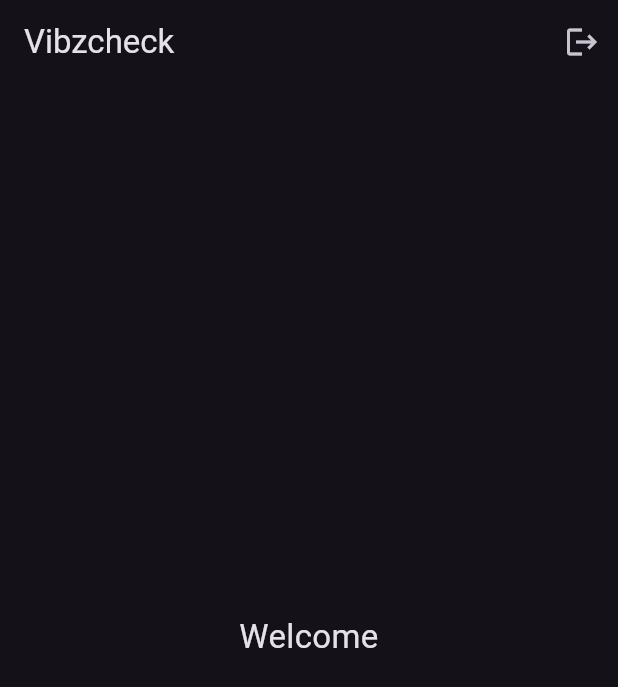
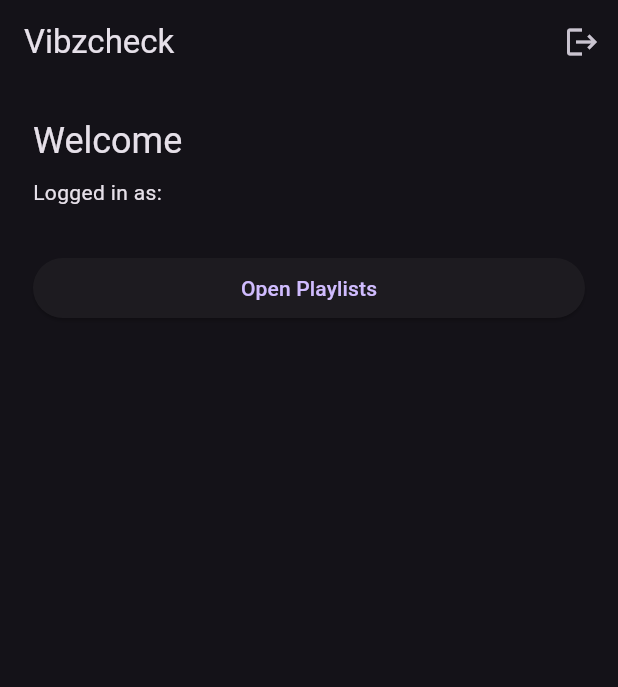
Before and after one commit to jeylingo/vibzcheck, a Flutter app: the HomeScreen screen opened directly, on a phone screen of 412 x 824 dp. Shown: the top 687 px of the screen. Run offline on Flutter 3.47's test engine with Material 3 defaults, Android fonts, the phone set to English and light mode, and no system bars; our stand-ins replace cloud_firestore, firebase_auth, firebase_core, firebase_messaging, firebase_storage; accounts and stored records are empty.

Commit message:
Add collaborative playlist feature

```diff
--- a/lib/screens/auth/register_screen.dart
+++ b/lib/screens/auth/register_screen.dart
@@ -38,7 +38,7 @@
       );
     } catch (e) {
       setState(() {
-        error = 'Registration failed';
+        error = e.toString();
       });
     }
 
--- a/lib/screens/home/home_screen.dart
+++ b/lib/screens/home/home_screen.dart
@@ -1,9 +1,11 @@
 import 'package:flutter/material.dart';
+
 import '../../services/auth_service.dart';
 import '../auth/login_screen.dart';
+import '../playlists/playlist_list_screen.dart';
 
 class HomeScreen extends StatelessWidget {
-  HomeScreen({super.key}); // ✅ NOT const
+  const HomeScreen({super.key});
 
   Future<void> logout(BuildContext context) async {
     await AuthService().logout();
@@ -22,7 +24,7 @@
 
     return Scaffold(
       appBar: AppBar(
-        title: const Text("Vibzcheck"),
+        title: const Text('Vibzcheck'),
         actions: [
           IconButton(
             onPressed: () => logout(context),
@@ -30,11 +32,32 @@
           ),
         ],
       ),
-      body: Center(
-        child: Text(
-          "Welcome\n${user?.email ?? ""}",
-          textAlign: TextAlign.center,
-          style: const TextStyle(fontSize: 22),
+      body: Padding(
+        padding: const EdgeInsets.all(22),
+        child: Column(
+          crossAxisAlignment: CrossAxisAlignment.stretch,
+          children: [
+            Text(
+              'Welcome',
+              style: Theme.of(context).textTheme.headlineSmall,
+            ),
+            const SizedBox(height: 8),
+            Text('Logged in as: ${user?.email ?? ''}'),
+
+            const SizedBox(height: 30),
+
+            ElevatedButton(
+              onPressed: () {
+                Navigator.push(
+                  context,
+                  MaterialPageRoute(
+                    builder: (_) => const PlaylistListScreen(),
+                  ),
+                );
+              },
+              child: const Text('Open Playlists'),
+            ),
+          ],
         ),
       ),
     );
```
